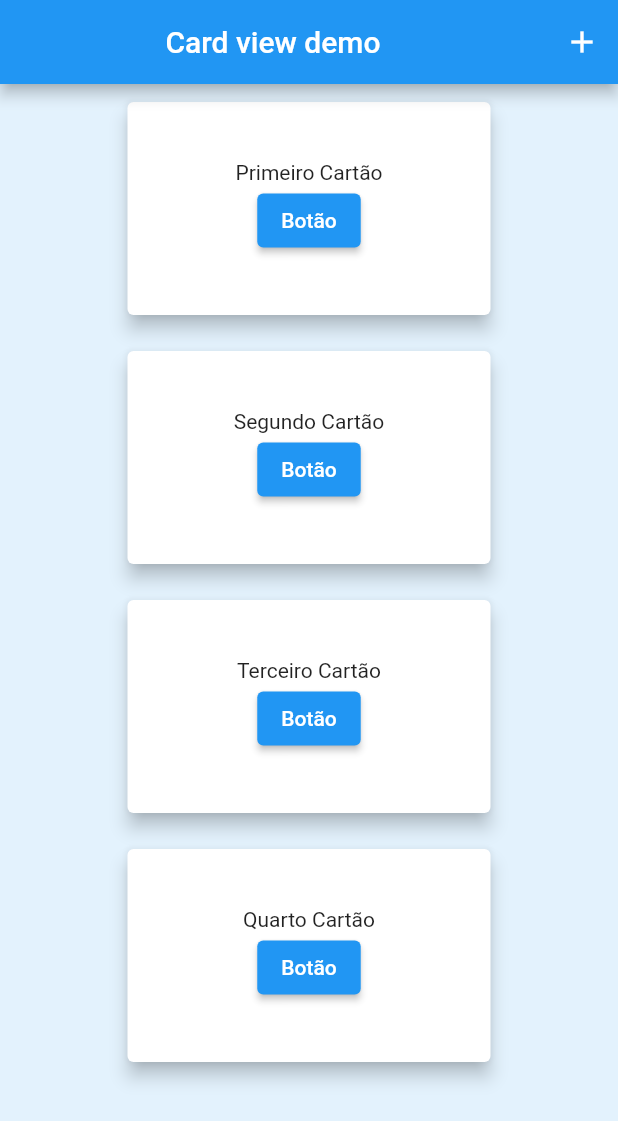
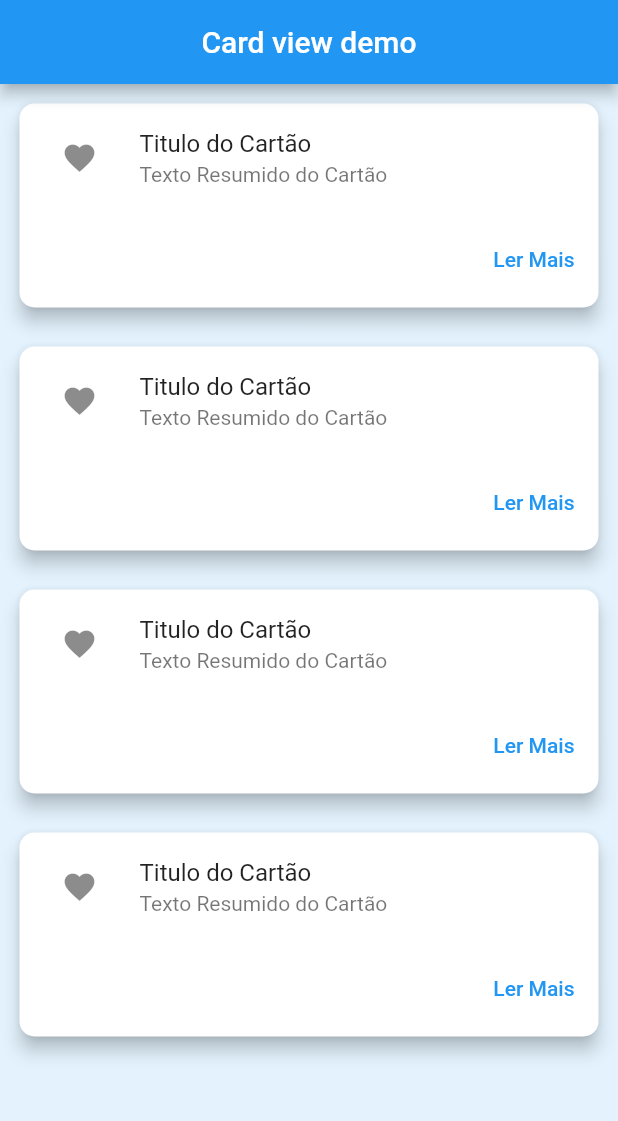
Before and after one commit to Gustavo0Henrick/FlutterTestRepos, a Flutter app: the screen it shows after launch, on a phone screen of 412 x 824 dp. Shown: the top 1121 px of the screen. Run offline on Flutter 3.47's test engine with Material 2 defaults, Android fonts, the phone set to English and light mode, and no system bars.

Commit message:
Lista de cartões atualizada com iconButton e textBCutton

```diff
--- a/tela_test/lib/core/components/custom_card.dart
+++ b/tela_test/lib/core/components/custom_card.dart
@@ -16,17 +16,41 @@ class CustomCard extends StatelessWidget {
   @override
   Widget build(BuildContext context) {
     return Container(
-      height: alt,
-      width: lar,
-      child: Card(
-        elevation: 5,
-        color: Colors.white,
-        child: Column(mainAxisAlignment: MainAxisAlignment.center, children: [
-          Center(
-            child: Text(txt),
+      child: Column(
+        children: [
+          Card(
+            margin: EdgeInsets.all(5.0),
+            elevation: 5,
+            color: Colors.white,
+            shape: RoundedRectangleBorder(
+              borderRadius: BorderRadius.circular(10.0),
+            ),
+            child: Column(
+              mainAxisSize: MainAxisSize.min,
+              children: <Widget>[
+                ListTile(
+                  leading: IconButton(
+                    onPressed: () {},
+                    icon: Icon(Icons.favorite),
+                  ),
+                  title: Text('Titulo do Cartão'),
+                  subtitle: Text('Texto Resumido do Cartão'),
+                ),
+                ButtonTheme(
+                  // make buttons use the appropriate styles for cards
+                  child: ButtonBar(
+                    children: <Widget>[
+                      TextButton(
+                        child: const Text('Ler Mais'),
+                        onPressed: () {},
+                      ),
+                    ],
+                  ),
+                ),
+              ],
+            ),
           ),
-          ElevatedButton(onPressed: () {}, child: Text('Botão')),
-        ]),
+        ],
       ),
     );
   }
--- a/tela_test/lib/screens/homepage.dart
+++ b/tela_test/lib/screens/homepage.dart
@@ -14,49 +14,7 @@ class _HomePageState extends State<HomePage> {
   Widget build(BuildContext context) {
     return Scaffold(
       appBar: AppBar(
-        actions: [
-          IconButton(
-            color: Colors.white,
-            icon: Icon(Icons.add),
-            onPressed: () {
-              showDialog<String>(
-                  context: context,
-                  builder: (BuildContext context) => AlertDialog(
-                        title: Text('Adionar cartão:'),
-                        content: CustomContainerTextBox(
-                          txt: 'Digite aqui...',
-                          ocultar: false,
-                          controller: nameController,
-                        ),
-                        actions: [
-                          Row(children: [
-                            Padding(
-                              padding: const EdgeInsets.only(
-                                  right: 60.0, left: 10.0),
-                              child: TextButton(
-                                onPressed: () {},
-                                child: Text('Descartar'),
-                                style: TextButton.styleFrom(
-                                  primary: Colors.red,
-                                ),
-                              ),
-                            ),
-                            Padding(
-                              padding: const EdgeInsets.only(
-                                  right: 10.0, left: 60.0),
-                              child: TextButton(
-                                child: Text('Adicionar'),
-                                onPressed: () {
-                                  addCard();
-                                },
-                              ),
-                            ),
-                          ])
-                        ],
-                      ));
-            },
-          ),
-        ],
+        actions: [],
         title: Center(
           child: Text(
             'Card view demo',
@@ -74,8 +32,8 @@ class _HomePageState extends State<HomePage> {
               child: Center(
                 child: CustomCard(
                   txt: 'Primeiro Cartão',
-                  alt: 150,
-                  lar: 250,
+                  alt: 360,
+                  lar: 350,
                 ),
               ),
             ),
@@ -84,8 +42,8 @@ class _HomePageState extends State<HomePage> {
               child: Center(
                 child: CustomCard(
                   txt: 'Segundo Cartão',
-                  alt: 150,
-                  lar: 250,
+                  alt: 200,
+                  lar: 350,
                 ),
               ),
             ),
@@ -94,8 +52,8 @@ class _HomePageState extends State<HomePage> {
               child: Center(
                 child: CustomCard(
                   txt: 'Terceiro Cartão',
-                  alt: 150,
-                  lar: 250,
+                  alt: 200,
+                  lar: 350,
                 ),
               ),
             ),
@@ -104,8 +62,8 @@ class _HomePageState extends State<HomePage> {
               child: Center(
                 child: CustomCard(
                   txt: 'Quarto Cartão',
-                  alt: 150,
-                  lar: 250,
+                  alt: 200,
+                  lar: 350,
                 ),
               ),
             )
@@ -120,3 +78,35 @@ class _HomePageState extends State<HomePage> {
 addCard() {
   return CustomCard(txt: 'teste', alt: 150, lar: 250);
 }
+
+/*Card(
+        shape: RoundedRectangleBorder(
+          borderRadius: BorderRadius.circular(8.0),
+        ),
+        margin: EdgeInsets.all(10),
+        elevation: 5,
+        color: Colors.white,
+        child: Container(
+          height: 250,
+          width: 350,
+          child: Column(children: [
+            ListTile(
+              leading: IconButton(
+                onPressed: () {},
+                icon: Icon(Icons.favorite),
+              ),
+              title: Text('TItulo do Cartão'),
+              subtitle: Text('Texto resumido do cartão'),
+            ),
+            ButtonTheme(
+              child: ButtonBar(
+                children: [
+                  TextButton(
+                    child: const Text('Ler mais'),
+                    onPressed: () {},
+                  ),
+                ],
+              ),
+            ),
+          ]),
+        ));*/
```
